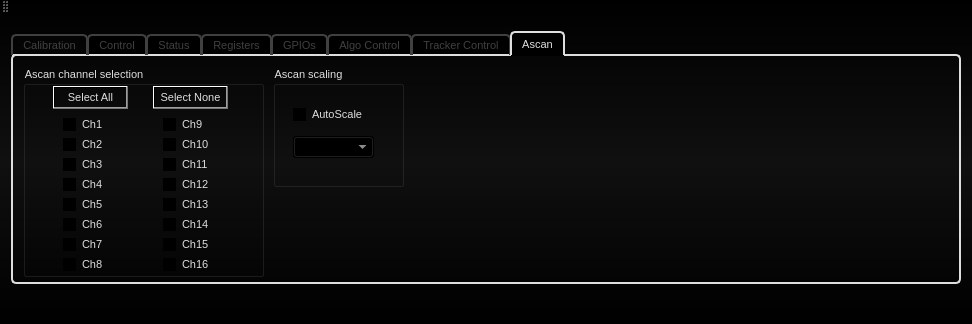
First picture: the form in src/AWLQtDemo/awlqtdemo.ui, repository samanwaya-jena/EVAL-ADAL6110-16-GUI, before the edit.
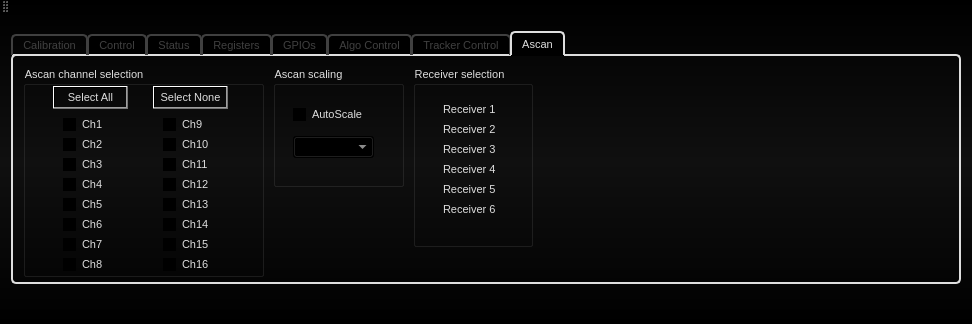
Second picture: the form after the edit. Icons and pictures are not drawn.

Commit message: Receiver selection3

What changed in the file:
```diff
--- a/src/AWLQtDemo/awlqtdemo.ui
+++ b/src/AWLQtDemo/awlqtdemo.ui
@@ -5008,6 +5008,100 @@
            </property>
           </widget>
          </widget>
+         <widget class="QGroupBox" name="groupBox_4">
+          <property name="geometry">
+           <rect>
+            <x>400</x>
+            <y>10</y>
+            <width>120</width>
+            <height>181</height>
+           </rect>
+          </property>
+          <property name="title">
+           <string>Receiver selection</string>
+          </property>
+          <widget class="QRadioButton" name="radioButton_1">
+           <property name="geometry">
+            <rect>
+             <x>10</x>
+             <y>30</y>
+             <width>106</width>
+             <height>26</height>
+            </rect>
+           </property>
+           <property name="text">
+            <string>Receiver 1</string>
+           </property>
+           <property name="checked">
+            <bool>true</bool>
+           </property>
+          </widget>
+          <widget class="QRadioButton" name="radioButton_2">
+           <property name="geometry">
+            <rect>
+             <x>10</x>
+             <y>50</y>
+             <width>106</width>
+             <height>26</height>
+            </rect>
+           </property>
+           <property name="text">
+            <string>Receiver 2</string>
+           </property>
+          </widget>
+          <widget class="QRadioButton" name="radioButton_3">
+           <property name="geometry">
+            <rect>
+             <x>10</x>
+             <y>70</y>
+             <width>106</width>
+             <height>26</height>
+            </rect>
+           </property>
+           <property name="text">
+            <string>Receiver 3</string>
+           </property>
+          </widget>
+          <widget class="QRadioButton" name="radioButton_4">
+           <property name="geometry">
+            <rect>
+             <x>10</x>
+             <y>90</y>
+             <width>106</width>
+             <height>26</height>
+            </rect>
+           </property>
+           <property name="text">
+            <string>Receiver 4</string>
+           </property>
+          </widget>
+          <widget class="QRadioButton" name="radioButton_5">
+           <property name="geometry">
+            <rect>
+             <x>10</x>
+             <y>110</y>
+             <width>106</width>
+             <height>26</height>
+            </rect>
+           </property>
+           <property name="text">
+            <string>Receiver 5</string>
+           </property>
+          </widget>
+          <widget class="QRadioButton" name="radioButton_6">
+           <property name="geometry">
+            <rect>
+             <x>10</x>
+             <y>130</y>
+             <width>106</width>
+             <height>26</height>
+            </rect>
+           </property>
+           <property name="text">
+            <string>Receiver 6</string>
+           </property>
+          </widget>
+         </widget>
         </widget>
        </widget>
       </item>
```
The commit also changes 2 other files.
